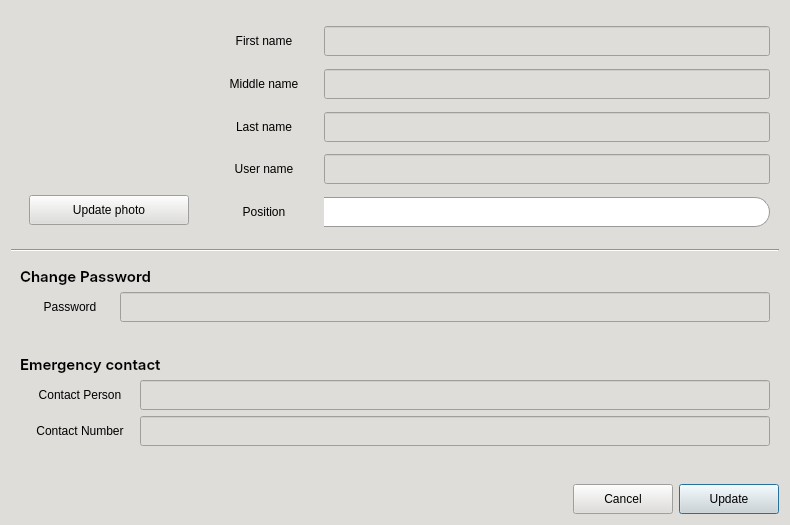
Qt form CAI_PyQt/CAI_Admin/UI/FormEditUser.ui (CPG19040/CPG19040) before a commit.
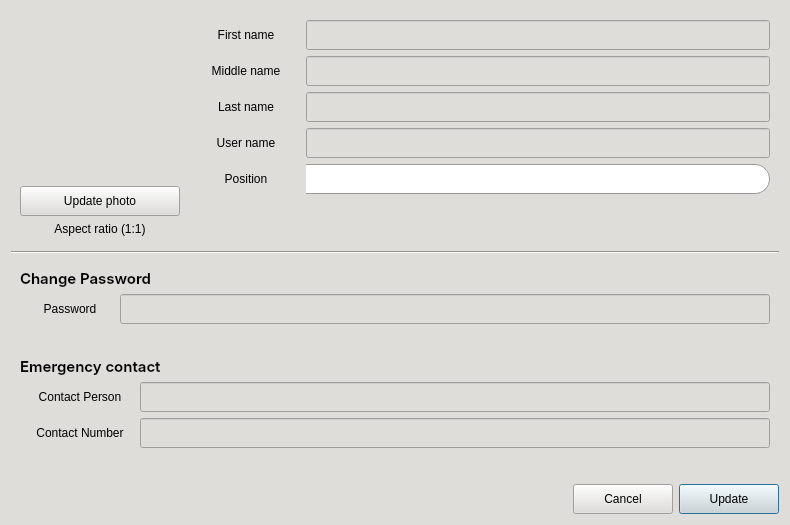
The same form after that commit. Icons and pictures are not drawn.

Patch:
```diff
--- a/CAI_PyQt/CAI_Admin/UI/FormEditUser.ui
+++ b/CAI_PyQt/CAI_Admin/UI/FormEditUser.ui
@@ -183,8 +183,20 @@
      <layout class="QHBoxLayout" name="horizontalLayout">
       <item>
        <widget class="QWidget" name="widget_3" native="true">
-        <layout class="QGridLayout" name="gridLayout">
-         <item row="0" column="0">
+        <layout class="QVBoxLayout" name="verticalLayout_2">
+         <property name="leftMargin">
+          <number>0</number>
+         </property>
+         <property name="topMargin">
+          <number>0</number>
+         </property>
+         <property name="rightMargin">
+          <number>0</number>
+         </property>
+         <property name="bottomMargin">
+          <number>0</number>
+         </property>
+         <item>
           <widget class="QLabel" name="label_profile_pic">
            <property name="minimumSize">
             <size>
@@ -212,7 +224,7 @@
            </property>
           </widget>
          </item>
-         <item row="1" column="0">
+         <item>
           <widget class="QPushButton" name="btnUploadPhoto">
            <property name="minimumSize">
             <size>
@@ -237,14 +249,24 @@
            </property>
           </widget>
          </item>
+         <item>
+          <widget class="QLabel" name="label">
+           <property name="text">
+            <string>Aspect ratio (1:1)</string>
+           </property>
+           <property name="alignment">
+            <set>Qt::AlignCenter</set>
+           </property>
+          </widget>
+         </item>
         </layout>
        </widget>
       </item>
       <item>
        <widget class="QWidget" name="grp_info" native="true">
-        <layout class="QVBoxLayout" name="verticalLayout_2">
+        <layout class="QVBoxLayout" name="VLayout_Info">
          <property name="spacing">
-          <number>0</number>
+          <number>6</number>
          </property>
          <property name="leftMargin">
           <number>0</number>
@@ -556,6 +578,19 @@
            </layout>
           </widget>
          </item>
+         <item>
+          <spacer name="verticalSpacer">
+           <property name="orientation">
+            <enum>Qt::Vertical</enum>
+           </property>
+           <property name="sizeHint" stdset="0">
+            <size>
+             <width>20</width>
+             <height>40</height>
+            </size>
+           </property>
+          </spacer>
+         </item>
         </layout>
        </widget>
       </item>
```
